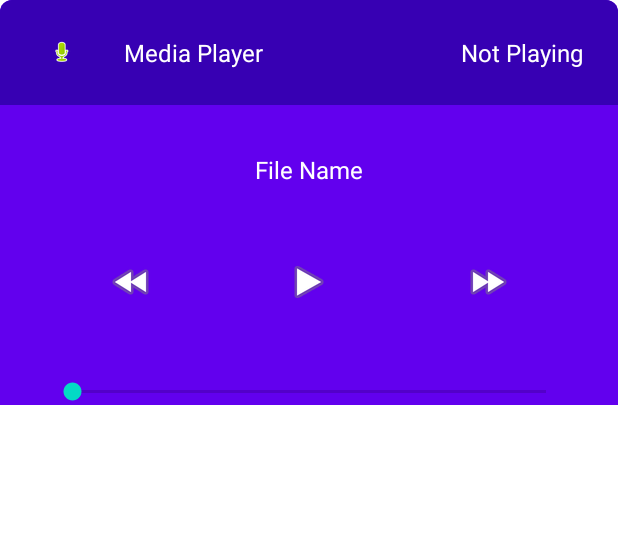
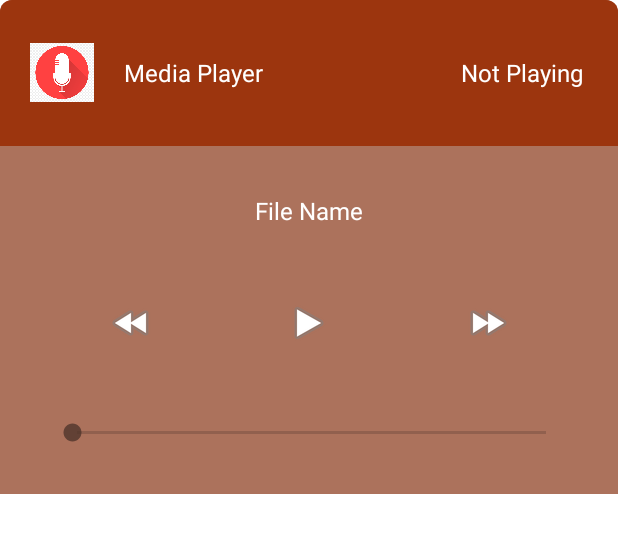
Before and after one commit to ITAppCPMProject/SpeechToText, an Android app: the layout player_sheet.xml on its own in the app's theme, with its tools: preview values and no code run, on a phone screen of 412 x 824 dp. Shown: the top 533 px of the screen. Run offline under Robolectric (Android 15) with nearby library versions, the phone set to English and light mode, and no system bars.

Commit message:
Player sheet cosmetic update

```diff
--- a/app/src/main/res/drawable/media_header_bg.xml
+++ b/app/src/main/res/drawable/media_header_bg.xml
@@ -2,7 +2,7 @@
 <selector xmlns:android="http://schemas.android.com/apk/res/android">
 <item>
     <shape>
-        <solid android:color="@color/design_default_color_primary_dark"></solid>
+        <solid android:color="@color/colorPrimaryDark"></solid>
         <corners android:topLeftRadius="8dp" android:topRightRadius="8dp"></corners>
     </shape>
 </item>
--- a/app/src/main/res/drawable/player_bg.xml
+++ b/app/src/main/res/drawable/player_bg.xml
@@ -2,7 +2,7 @@
 <selector xmlns:android="http://schemas.android.com/apk/res/android">
     <item>
         <shape>
-            <solid android:color="@color/design_default_color_primary"></solid>
+            <solid android:color="@color/colorPrimary"></solid>
             <corners android:topLeftRadius="8dp" android:topRightRadius="8dp"></corners>
         </shape>
     </item>
--- a/app/src/main/res/layout/player_sheet.xml
+++ b/app/src/main/res/layout/player_sheet.xml
@@ -16,21 +16,23 @@
 
     <LinearLayout
         android:id="@+id/linearLayout"
-        android:layout_width="match_parent"
-        android:layout_height="wrap_content"
+        android:layout_width="412dp"
+        android:layout_height="97dp"
         android:background="@drawable/media_header_bg"
         android:gravity="center"
 
-        android:orientation="horizontal">
+        android:orientation="horizontal"
+        tools:layout_editor_absoluteX="1dp"
+        tools:layout_editor_absoluteY="0dp">
 
         <ImageView
             android:id="@+id/imageView"
             android:layout_width="match_parent"
-            android:layout_height="wrap_content"
+            android:layout_height="87dp"
             android:layout_weight="4"
             android:paddingTop="24dp"
             android:paddingBottom="24dp"
-            app:srcCompat="@android:drawable/presence_audio_online" />
+            app:srcCompat="@drawable/redmic" />
 
         <TextView
             android:id="@+id/player_header_name"
@@ -115,10 +117,11 @@
     <SeekBar
         android:id="@+id/player_seekBar"
         android:layout_width="0dp"
+        android:layout_height="wrap_content"
         android:layout_margin="32dp"
-        android:layout_height="wrap_content"
         android:layout_marginBottom="32dp"
-        app:layout_constraintTop_toBottomOf="@+id/player_play_btn"
+        app:layout_constraintBottom_toBottomOf="parent"
         app:layout_constraintEnd_toEndOf="parent"
-        app:layout_constraintStart_toStartOf="parent"></SeekBar>
+        app:layout_constraintStart_toStartOf="parent"
+        app:layout_constraintTop_toBottomOf="@+id/player_play_btn"></SeekBar>
 </androidx.constraintlayout.widget.ConstraintLayout>
--- a/app/src/main/res/layout/player_sheet22.xml
+++ b/app/src/main/res/layout/player_sheet22.xml
@@ -30,7 +30,7 @@
             android:layout_weight="4"
             android:paddingTop="24dp"
             android:paddingBottom="24dp"
-            app:srcCompat="@android:drawable/presence_audio_online" />
+             />
 
         <TextView
             android:id="@+id/player_header_name"
--- a/app/src/main/res/layout/single_list_item.xml
+++ b/app/src/main/res/layout/single_list_item.xml
@@ -13,16 +13,16 @@
         android:layout_marginLeft="16dp"
         android:layout_marginTop="24dp"
         android:layout_marginBottom="24dp"
-        android:background="@color/colorPrimary"
         app:layout_constraintBottom_toBottomOf="parent"
         app:layout_constraintStart_toStartOf="parent"
         app:layout_constraintTop_toTopOf="parent"
-        app:srcCompat="@android:drawable/ic_media_play" />
+        app:srcCompat="@drawable/musicfile"
+        tools:srcCompat="@drawable/musicfile" />
 
     <TextView
         android:id="@+id/list_title"
         android:layout_width="wrap_content"
-        android:layout_height="wrap_content"
+        android:layout_height="24dp"
         android:layout_marginStart="16dp"
         android:layout_marginLeft="16dp"
         android:text="Filename"
--- a/app/src/main/res/values/colors.xml
+++ b/app/src/main/res/values/colors.xml
@@ -1,7 +1,8 @@
 <?xml version="1.0" encoding="utf-8"?>
 <resources>
-    <color name="colorPrimary">#6200EE</color>
-    <color name="colorPrimaryDark">#3700B3</color>
-    <color name="colorAccent">#03DAC5</color>
+    <color name="colorPrimary">#AC725C</color>
+    <color name="colorPrimaryDark">#9C350E</color>
+    <color name="colorAccent">#C34C3228</color>
     <color name="white">#FFFFFF</color>
+    <color name="black">#000000</color>
 </resources>
```
Also changed, not shown: app/src/main/res/drawable/musicfile.png (added), app/src/main/res/drawable/redmic.png (added).
